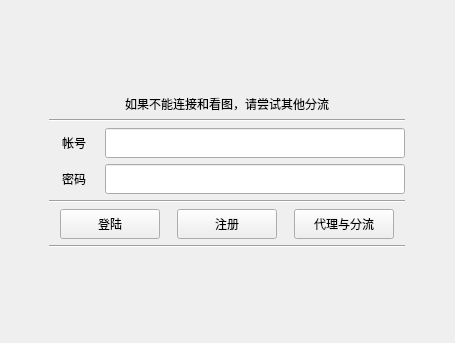
The window that ui/login.ui (tonquer/picacg-qt) describes before a commit, drawn with Qt 5.
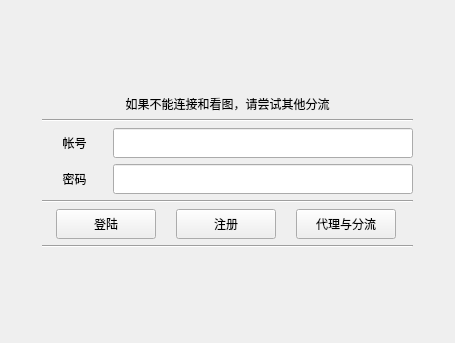
The same window after the commit.

```diff
--- a/ui/login.ui
+++ b/ui/login.ui
@@ -61,7 +61,7 @@
           <widget class="QLabel" name="label">
            <property name="minimumSize">
             <size>
-             <width>50</width>
+             <width>65</width>
              <height>30</height>
             </size>
            </property>
@@ -94,7 +94,7 @@
           <widget class="QLabel" name="label_2">
            <property name="minimumSize">
             <size>
-             <width>50</width>
+             <width>65</width>
              <height>30</height>
             </size>
            </property>
```
Left out of the diff: 3 changed lines with no effect on the pictures.
